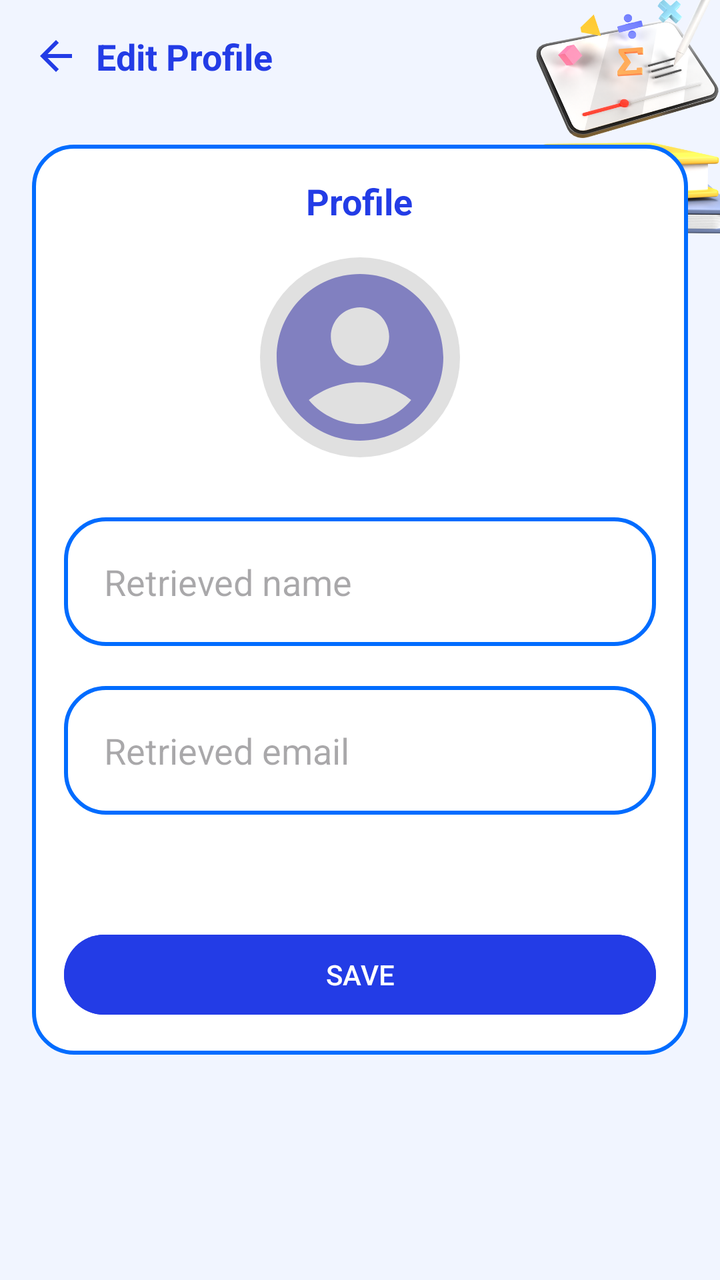
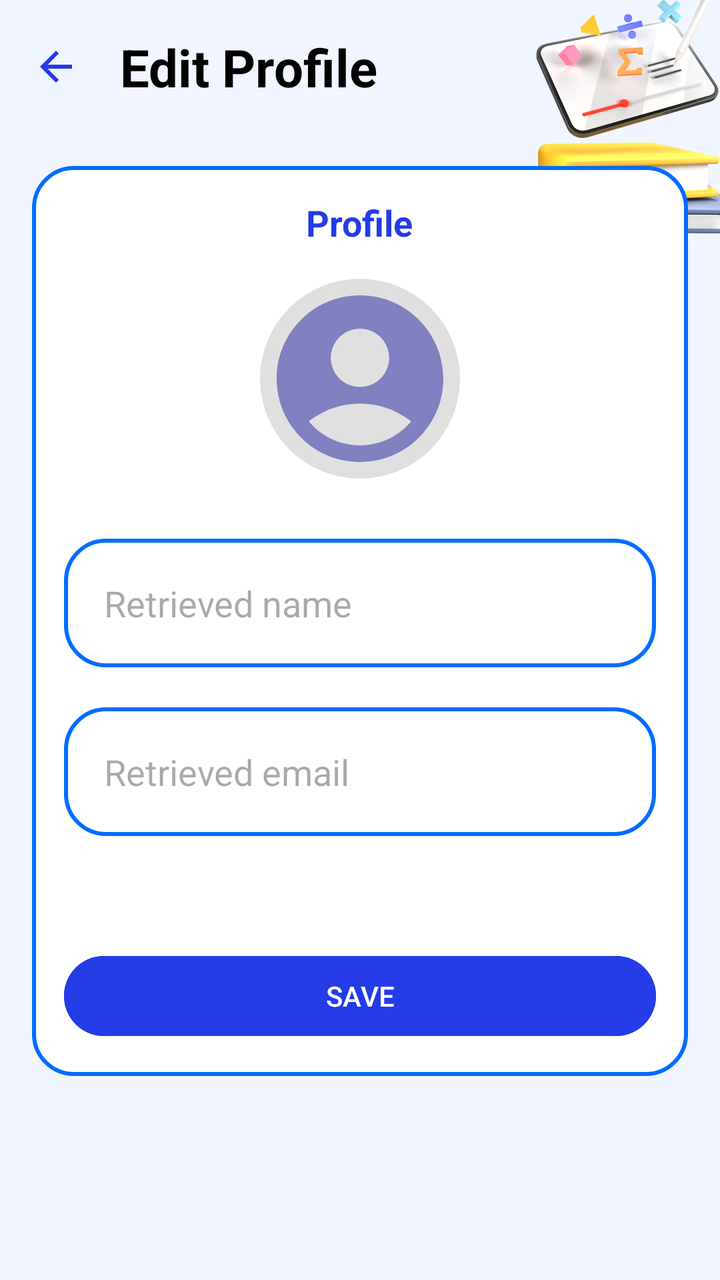

Two renders of the same Android screen: before a commit and after it. Below are the layout's source before the change and the commit's diff.
<!-- AndroidManifest.xml: application theme Theme.Project_JomStudy -->
<!-- res/layout/activity_edit_profile.xml -->
<?xml version="1.0" encoding="utf-8"?>

<LinearLayout
    xmlns:android="http://schemas.android.com/apk/res/android"
    android:layout_width="match_parent"
    android:layout_height="match_parent"
    android:orientation="vertical"
    android:padding="16dp"
    android:background="@drawable/coursebg">

    
    <LinearLayout
        android:layout_width="match_parent"
        android:layout_height="wrap_content"
        android:orientation="horizontal"
        android:gravity="center_vertical">

        <ImageView
            android:id="@+id/backButton"
            android:layout_width="24dp"
            android:layout_height="24dp"
            android:src="@drawable/baseline_arrow_back_24"
            android:contentDescription="Back" />

        <TextView
            android:layout_width="wrap_content"
            android:layout_height="wrap_content"
            android:layout_marginStart="8dp"
            android:text="Edit Profile"
            android:textColor="@color/blue_text"
            android:textSize="18sp"
            android:textStyle="bold" />
    </LinearLayout>

    
    <LinearLayout
        android:layout_width="match_parent"
        android:layout_height="wrap_content"
        android:layout_marginTop="32dp"
        android:background="@drawable/custom_edit_text"
        android:orientation="vertical"
        android:padding="16dp"
        android:gravity="center">

        <TextView
            android:layout_width="wrap_content"
            android:layout_height="wrap_content"
            android:text="Profile"
            android:textColor="@color/blue_text"
            android:textStyle="bold"
            android:textSize="18sp" />

        <ImageView
            android:id="@+id/profileImageView"
            android:layout_width="100dp"
            android:layout_height="100dp"
            android:src="@drawable/baseline_account_circle_24"
            android:layout_marginTop="16dp"
            android:layout_gravity="center"
            android:scaleType="centerCrop"
            android:background="@drawable/circle_background" />

        <EditText
            android:id="@+id/nameEditText"
            android:layout_width="match_parent"
            android:layout_height="wrap_content"
            android:layout_marginTop="30dp"
            android:hint="Retrieved name"
            android:background="@drawable/custom_edit_text"
            android:padding="20dp"
            android:inputType="text" />

        <EditText
            android:id="@+id/emailEditText"
            android:layout_width="match_parent"
            android:layout_height="wrap_content"
            android:layout_marginTop="20dp"
            android:hint="Retrieved email"
            android:background="@drawable/custom_edit_text"
            android:padding="20dp"
            android:inputType="textEmailAddress" />

        <Button
            android:id="@+id/saveButton"
            android:layout_width="match_parent"
            android:layout_height="wrap_content"
            android:layout_marginTop="56dp"
            android:text="SAVE"
            android:backgroundTint="@color/blue_text"
            android:textColor="@android:color/white" />
    </LinearLayout>

</LinearLayout>
<!-- resources referenced by this layout -->
<resources>
  <color name="blue_text">#233ce6</color>
  <!-- drawable baseline_account_circle_24 (drawable) -->
  <vector xmlns:android="http://schemas.android.com/apk/res/android" android:height="30dp" android:tint="#8180C0" android:viewportHeight="24" android:viewportWidth="24" android:width="30dp">
        
      <path android:fillColor="@android:color/white" android:pathData="M12,2C6.48,2 2,6.48 2,12s4.48,10 10,10s10,-4.48 10,-10S17.52,2 12,2zM12,6c1.93,0 3.5,1.57 3.5,3.5S13.93,13 12,13s-3.5,-1.57 -3.5,-3.5S10.07,6 12,6zM12,20c-2.03,0 -4.43,-0.82 -6.14,-2.88C7.55,15.8 9.68,15 12,15s4.45,0.8 6.14,2.12C16.43,19.18 14.03,20 12,20z"/>
      
  </vector>
  <!-- drawable baseline_arrow_back_24 (drawable) -->
  <vector xmlns:android="http://schemas.android.com/apk/res/android" android:autoMirrored="true" android:height="24dp" android:tint="@color/blue_text" android:viewportHeight="24" android:viewportWidth="24" android:width="24dp">
  
      <path android:fillColor="@android:color/white" android:pathData="M20,11H7.83l5.59,-5.59L12,4l-8,8 8,8 1.41,-1.41L7.83,13H20v-2z"/>
      
  </vector>
  <!-- drawable circle_background (drawable) -->
  <?xml version="1.0" encoding="utf-8"?>
  
  <shape xmlns:android="http://schemas.android.com/apk/res/android">
      <solid android:color="#E0E0E0"/>
      <corners android:radius="50dp"/>
  </shape>
  <!-- drawable coursebg: png bitmap (drawable, 115098 bytes) -->
  <!-- drawable custom_edit_text (drawable) -->
  <?xml version="1.0" encoding="utf-8"?>
  <shape xmlns:android="http://schemas.android.com/apk/res/android"
      android:shape="rectangle">
      <solid android:color="#FFFFFF" />
      <stroke
          android:width="2dp"
          android:color="@color/dark_blue"/>
  
      <corners
          android:radius="20dp"/>
  
  </shape>
  <style name="Theme.Project_JomStudy" parent="Base.Theme.Project_JomStudy" />
  <color name="dark_blue">#006cff</color>
  <style name="Base.Theme.Project_JomStudy" parent="Theme.Material3.DayNight.NoActionBar" />
</resources>

<!-- the commit's change to res/layout/activity_edit_profile.xml (unified diff, before → after) -->
@@ -25,10 +25,11 @@
         <TextView
             android:layout_width="wrap_content"
             android:layout_height="wrap_content"
-            android:layout_marginStart="8dp"
+            android:layout_gravity="center"
+            android:layout_marginStart="20dp"
             android:text="Edit Profile"
-            android:textColor="@color/blue_text"
-            android:textSize="18sp"
+            android:textColor="@color/black"
+            android:textSize="26sp"
             android:textStyle="bold" />
     </LinearLayout>
 
<!-- resource entries referenced after the edit -->
@@ -1,5 +1,6 @@
 <!-- resources referenced by this layout -->
 <resources>
+  <color name="black">#FF000000</color>
   <color name="blue_text">#233ce6</color>
   <!-- drawable baseline_account_circle_24 (drawable) -->
   <vector xmlns:android="http://schemas.android.com/apk/res/android" android:height="30dp" android:tint="#8180C0" android:viewportHeight="24" android:viewportWidth="24" android:width="30dp">
